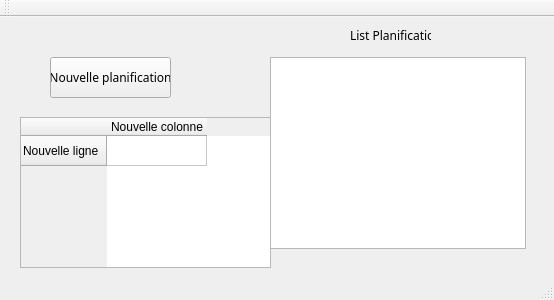
First picture: the form in src/projetVerrouHeay/mainwindow.ui, repository LP-ACPI/VerrouYEAH, before the edit.
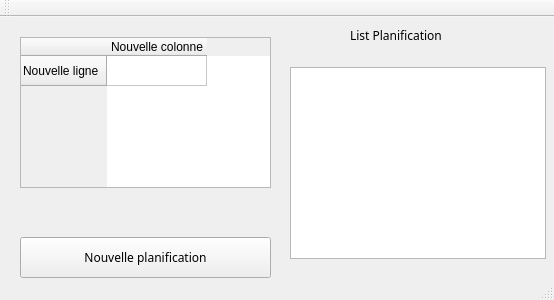
Second picture: the form after the edit.

```diff
--- a/src/projetVerrouHeay/mainwindow.ui
+++ b/src/projetVerrouHeay/mainwindow.ui
@@ -17,9 +17,9 @@
    <widget class="QPushButton" name="ButtonNouvellePlan">
     <property name="geometry">
      <rect>
-      <x>50</x>
-      <y>40</y>
-      <width>121</width>
+      <x>20</x>
+      <y>220</y>
+      <width>251</width>
       <height>41</height>
      </rect>
     </property>
@@ -40,8 +40,8 @@
     </property>
     <property name="geometry">
      <rect>
-      <x>270</x>
-      <y>40</y>
+      <x>290</x>
+      <y>50</y>
       <width>256</width>
       <height>192</height>
      </rect>
@@ -52,7 +52,7 @@
      <rect>
       <x>350</x>
       <y>10</y>
-      <width>81</width>
+      <width>171</width>
       <height>16</height>
      </rect>
     </property>
@@ -69,7 +69,7 @@
     <property name="geometry">
      <rect>
       <x>20</x>
-      <y>100</y>
+      <y>20</y>
       <width>251</width>
       <height>151</height>
      </rect>
```
